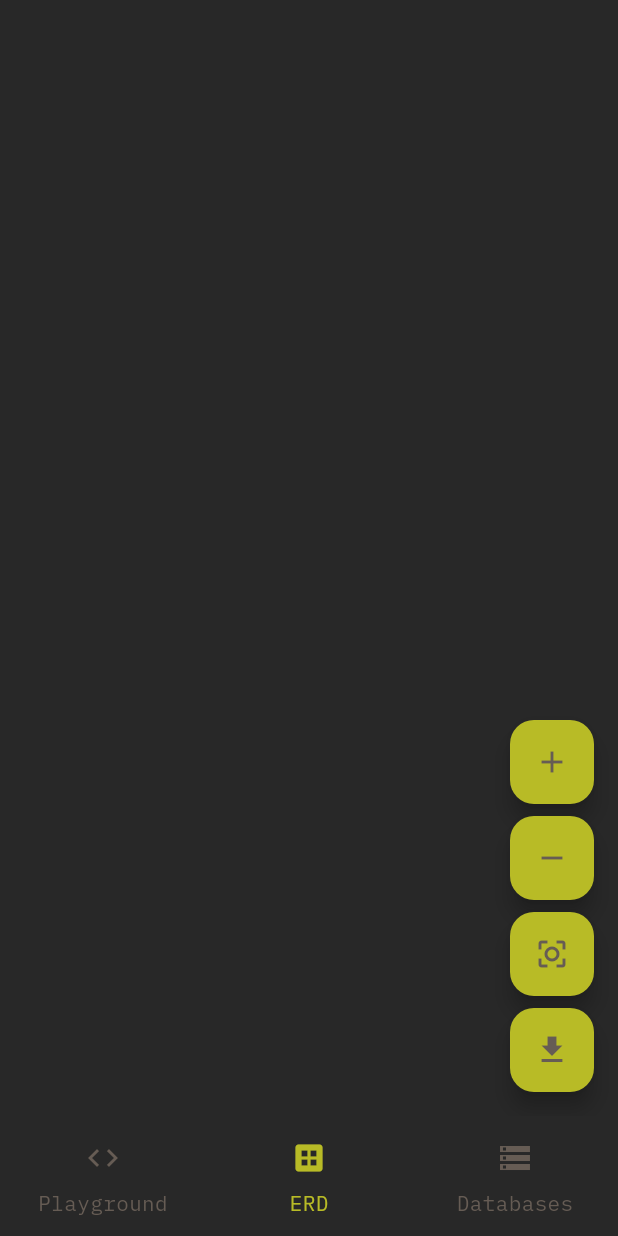
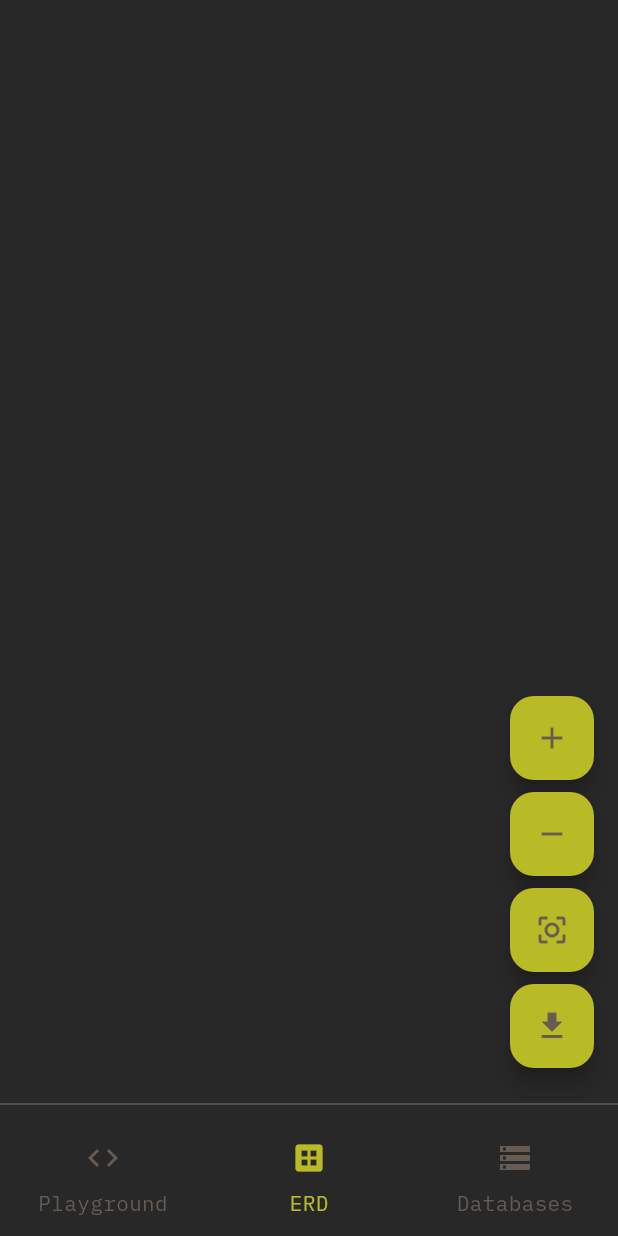
Before and after one commit to SeptAlfauzan/sqlite_playground, a Flutter app: the screen it shows after launch, item 2 of the bottom bar chosen, on a phone screen of 412 x 824 dp. Run offline on Flutter 3.47's test engine with Material 3 defaults, Android fonts, the phone set to English and light mode, and no system bars; our stand-ins replace file_picker, flutter_highlight, flutter_riverpod, fluttertoast, freezed_annotation, permission_handler and 3 more; missing offline and left inert: code_text_field, dart:html, highlight, syntax_highlight; accounts and stored records are empty; generated files the repository leaves out were written again.

Commit message:
feat(bottom bar): add divider

```diff
--- a/lib/common/presentation/widget/atoms/bottom_bar_navigation.dart
+++ b/lib/common/presentation/widget/atoms/bottom_bar_navigation.dart
@@ -1,5 +1,6 @@
 import 'package:flutter/material.dart';
 import 'package:sql_playground/common/domain/entities/nav_item.dart';
+import 'package:sql_playground/ui/colors.dart';
 
 class BottomBarNavigation extends StatelessWidget {
   final List<NavItem> items;
@@ -14,7 +15,14 @@ class BottomBarNavigation extends StatelessWidget {
 
   @override
   Widget build(BuildContext context) {
-    return NavigationBar(
+    return Column(
+      mainAxisSize: MainAxisSize.min,
+      children: [
+        Divider(
+          thickness: 1,
+          color: AppColors.grey,
+        ),
+        NavigationBar(
           onDestinationSelected: updateActiveIndex,
           selectedIndex: activeIndex,
           destinations: <Widget>[
@@ -24,6 +32,8 @@ class BottomBarNavigation extends StatelessWidget {
                   label: item.label,
                 ))
           ],
+        ),
+      ],
     );
   }
 }
--- a/lib/common/presentation/widget/atoms/side_bar_navigation.dart
+++ b/lib/common/presentation/widget/atoms/side_bar_navigation.dart
@@ -15,6 +15,7 @@ class SideBarNavigation extends StatelessWidget {
   @override
   Widget build(BuildContext context) {
     return NavigationDrawer(
+      tilePadding: const EdgeInsets.all(0),
       selectedIndex: activeIndex,
       onDestinationSelected: updateActiveIndex,
       children: [
```
Lines whose indentation alone changed are shown as unchanged.
